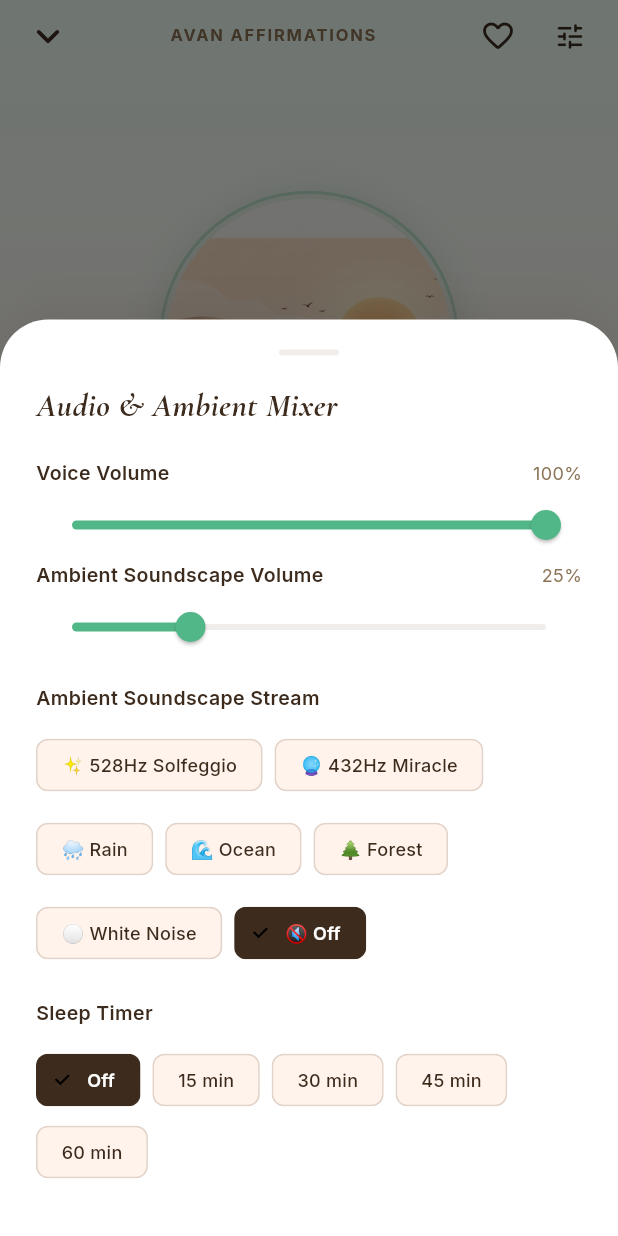
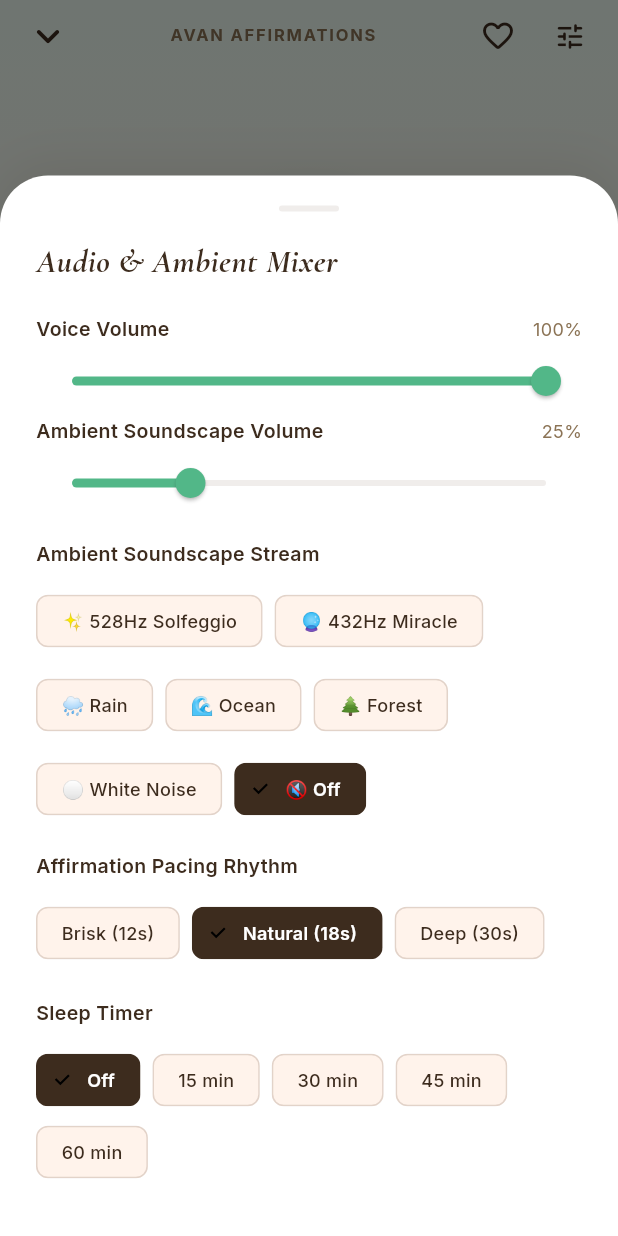
Before and after one commit to SadidSD/Avan-App, a Flutter app: the PlayerScreen screen opened directly, after a tap on the "tune" icon, on a phone screen of 412 x 824 dp. Run offline on Flutter 3.47's test engine with Material 3 defaults, Android fonts, the phone set to English and light mode, and no system bars; our stand-ins replace audioplayers, flutter_tts, google_fonts, shared_preferences, speech_to_text; missing offline and left inert: dart:html, record; accounts and stored records are empty; project files that could hold a hidden picture were left out.

Commit message:
Calibrate affirmation interval to natural 18s and add pacing rhythm switcher

```diff
--- a/lib/screens/player/player_screen.dart
+++ b/lib/screens/player/player_screen.dart
@@ -545,6 +545,20 @@ class _PlayerScreenState extends State<PlayerScreen> with SingleTickerProviderSt
                       ],
                     ),
 
+                  const SizedBox(height: 18),
+                  Text('Affirmation Pacing Rhythm',
+                      style: GoogleFonts.inter(
+                          fontSize: 13, fontWeight: FontWeight.w600, color: AppColors.textPrimary)),
+                  const SizedBox(height: 10),
+                  Wrap(
+                    spacing: 8,
+                    children: [
+                      _pacingChip('Brisk (12s)', 12, audioProvider, accent, setSheetState),
+                      _pacingChip('Natural (18s)', 18, audioProvider, accent, setSheetState),
+                      _pacingChip('Deep (30s)', 30, audioProvider, accent, setSheetState),
+                    ],
+                  ),
+
                   const SizedBox(height: 20),
                   Text('Sleep Timer',
                       style: GoogleFonts.inter(
@@ -565,6 +579,32 @@ class _PlayerScreenState extends State<PlayerScreen> with SingleTickerProviderSt
             );
           },
         );
+      },
+    );
+  }
+
+  Widget _pacingChip(
+      String label,
+      int seconds,
+      AudioProvider audioProvider,
+      Color accent,
+      StateSetter setSheetState) {
+    final isSelected = audioProvider.intervalPerAffirmation == seconds;
+    return ChoiceChip(
+      label: Text(label),
+      selected: isSelected,
+      selectedColor: AppColors.buttonDark,
+      backgroundColor: AppColors.surfaceSolid,
+      side: BorderSide(color: isSelected ? Colors.transparent : AppColors.border),
+      labelStyle: GoogleFonts.inter(
+        color: isSelected ? Colors.white : AppColors.textPrimary,
+        fontSize: 12,
+        fontWeight: isSelected ? FontWeight.w600 : FontWeight.w500,
+      ),
+      onSelected: (sel) {
+        if (sel) {
+          setSheetState(() => audioProvider.setIntervalPerAffirmation(seconds));
+        }
       },
     );
   }
```
Also changed, not shown: lib/providers/audio_provider.dart (+21 -33 lines), 1 other file.
